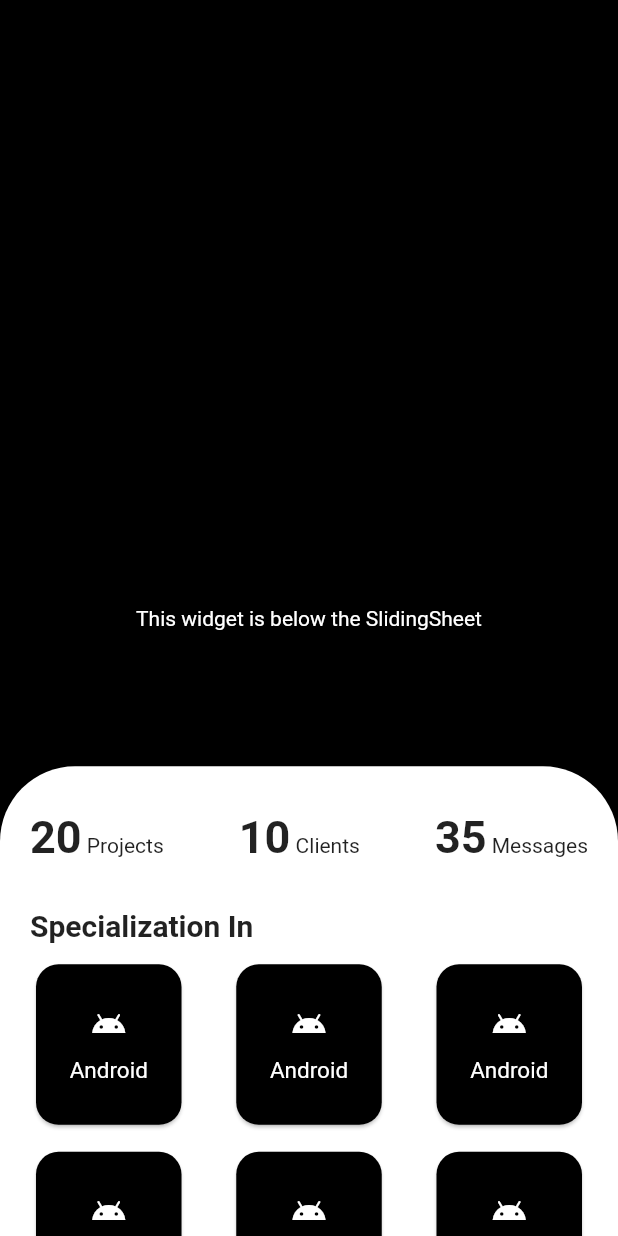
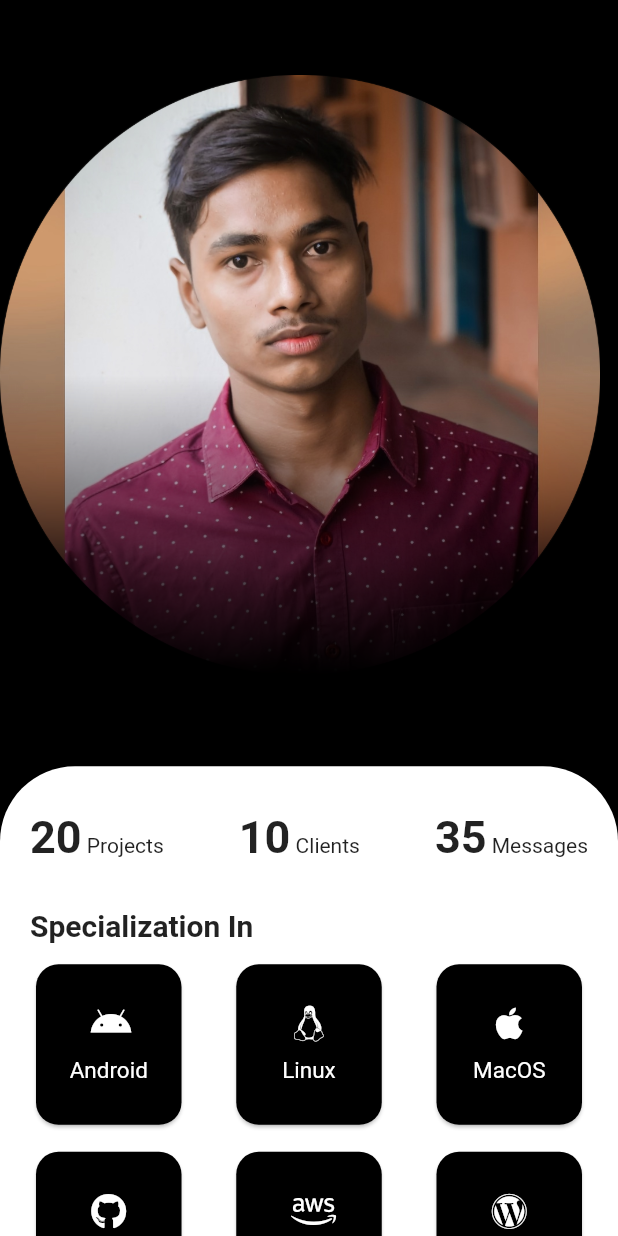
Before and after one commit to ankitpsamrat/Flutter-portfolio, a Flutter app: the screen it shows after launch, on a phone screen of 412 x 824 dp. Run offline on Flutter 3.47's test engine with Material 2 defaults, Android fonts, the phone set to English and light mode, and no system bars; drawn by our look-alikes of sliding_sheet; our stand-ins replace font_awesome_flutter.

Commit message:
first commit

```diff
--- a/lib/home.dart
+++ b/lib/home.dart
@@ -1,4 +1,5 @@
 import 'package:flutter/material.dart';
+import 'package:font_awesome_flutter/font_awesome_flutter.dart';
 import 'package:sliding_sheet/sliding_sheet.dart';
 
 class Home extends StatefulWidget {
@@ -86,12 +87,29 @@ class _HomeState extends State<Home> {
         ),
         // The body widget will be displayed under the SlidingSheet
         // and a parallax effect can be applied to it.
-        body: Center(
-          child: Text(
-            'This widget is below the SlidingSheet',
-            style: TextStyle(
-              color: Colors.white,
-            ),
+        body: Container(
+          child: Stack(
+            children: [
+              Container(
+                margin: EdgeInsets.only(top: 50),
+                child: ShaderMask(
+                  shaderCallback: (rect) {
+                    return LinearGradient(
+                      begin: Alignment.center,
+                      end: Alignment.bottomCenter,
+                      colors: const [Colors.black, Colors.transparent],
+                    ).createShader(
+                        Rect.fromLTRB(0, 0, rect.width, rect.height));
+                  },
+                  blendMode: BlendMode.dstIn,
+                  child: Image.asset(
+                    'assets/images/mypic.png',
+                    height: 400,
+                    fit: BoxFit.contain,
+                  ),
+                ),
+              ),
+            ],
           ),
         ),
         builder: (context, state) {
@@ -126,27 +144,27 @@ class _HomeState extends State<Home> {
                     Row(
                       mainAxisAlignment: MainAxisAlignment.spaceBetween,
                       children: [
-                        mySpec(Icons.android, 'Android'),
-                        mySpec(Icons.android, 'Android'),
-                        mySpec(Icons.android, 'Android'),
+                        mySpec(FontAwesomeIcons.android, 'Android'),
+                        mySpec(FontAwesomeIcons.linux, 'Linux'),
+                        mySpec(FontAwesomeIcons.apple, 'MacOS'),
                       ],
                     ),
                     SizedBox(height: 10),
                     Row(
                       mainAxisAlignment: MainAxisAlignment.spaceBetween,
                       children: [
-                        mySpec(Icons.android, 'Android'),
-                        mySpec(Icons.android, 'Android'),
-                        mySpec(Icons.android, 'Android'),
+                        mySpec(FontAwesomeIcons.github, 'GitHub'),
+                        mySpec(FontAwesomeIcons.aws, 'AWS'),
+                        mySpec(FontAwesomeIcons.wordpress, 'WordPress')
                       ],
                     ),
                     SizedBox(height: 10),
                     Row(
                       mainAxisAlignment: MainAxisAlignment.spaceBetween,
                       children: [
-                        mySpec(Icons.android, 'Android'),
-                        mySpec(Icons.android, 'Android'),
-                        mySpec(Icons.android, 'Android'),
+                        mySpec(FontAwesomeIcons.appStoreIos, 'iOS'),
+                        mySpec(FontAwesomeIcons.appStore, 'Android'),
+                        mySpec(FontAwesomeIcons.gamepad, 'Game Dev'),
                       ],
                     ),
                   ],
```
Also changed, not shown: pubspec.yaml (+3 -8 lines), assets/images/mypic.png (added), pubspec.lock.
